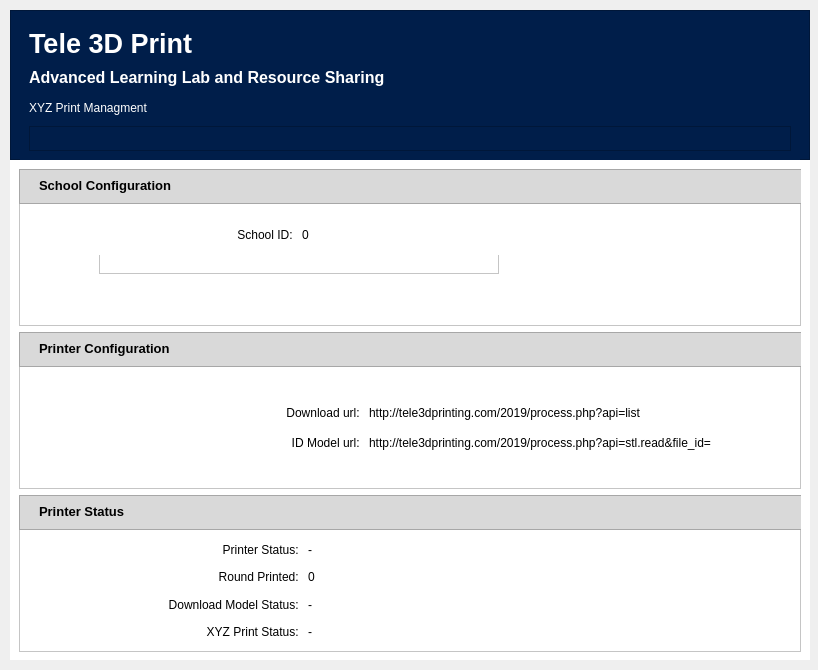
Old version of the form XYZ_Print_Managment.ui in the repository sworatida/XYZ-Print-Managment.
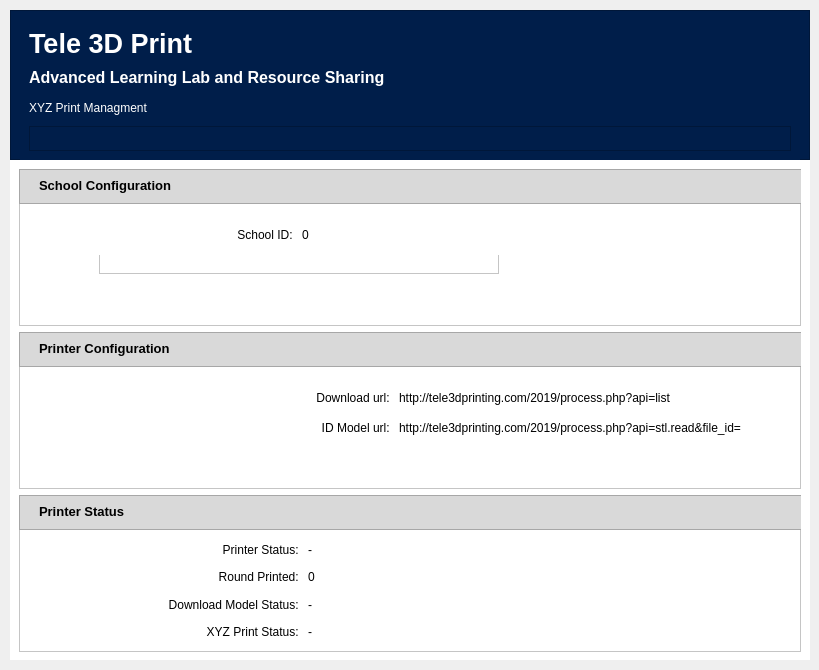
New version of the form. Icons and pictures are not drawn.

Diff of the .ui file:
```diff
--- a/XYZ_Print_Managment.ui
+++ b/XYZ_Print_Managment.ui
@@ -9,7 +9,7 @@
    <rect>
     <x>0</x>
     <y>0</y>
-    <width>818</width>
+    <width>819</width>
     <height>670</height>
    </rect>
   </property>
@@ -303,8 +303,8 @@
         <widget class="QFrame" name="horizontalFrame_4">
          <property name="geometry">
           <rect>
-           <x>50</x>
-           <y>60</y>
+           <x>80</x>
+           <y>45</y>
            <width>651</width>
            <height>71</height>
           </rect>
```
